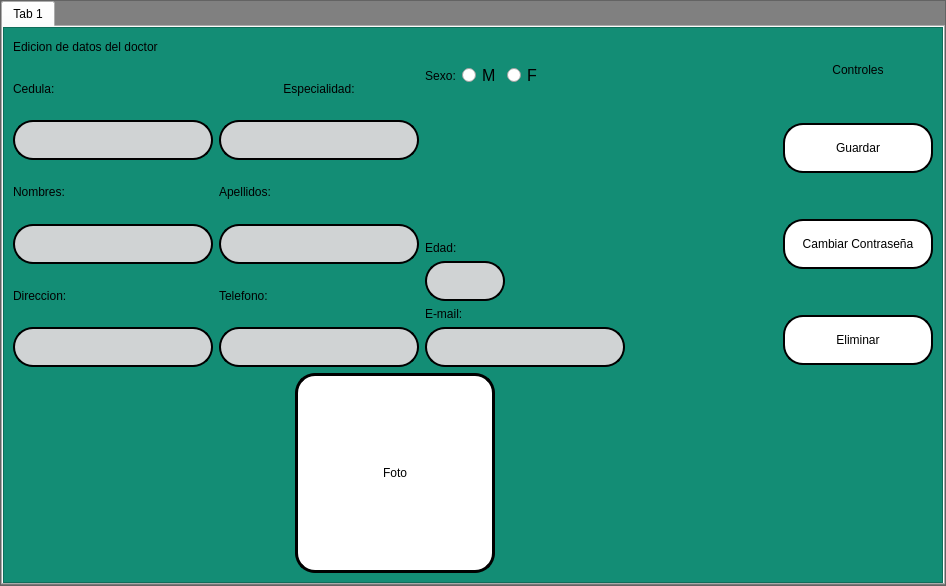
This is interfaces/edicion.ui in Reinaldito04/App-Consultas-y-Historias-Medicas as Qt 5 draws it before an edit. The edited form follows.
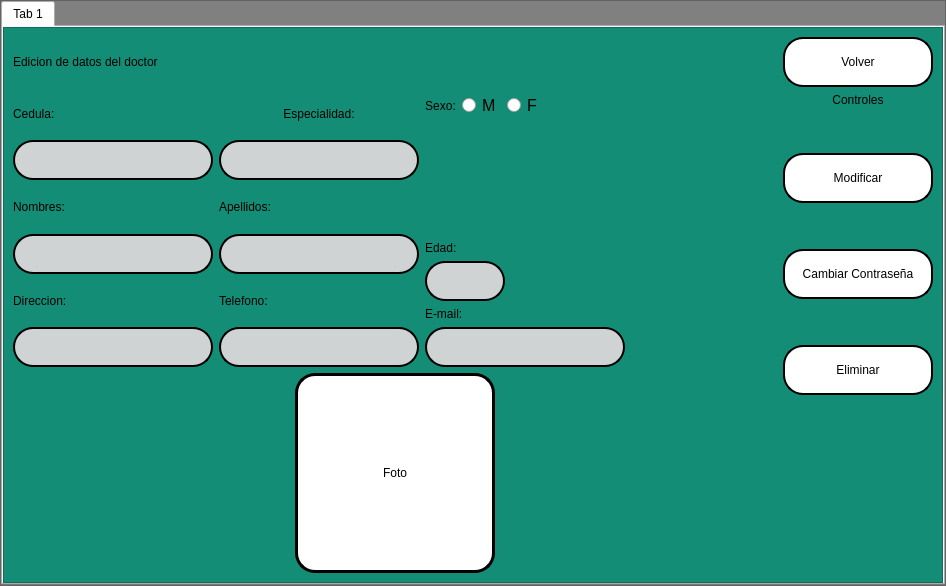
This is the edited form.

Commit message: cambios en modificar data (actualizar cambios )

Patch:
```diff
--- a/interfaces/edicion.ui
+++ b/interfaces/edicion.ui
@@ -146,6 +146,25 @@
                   </property>
                  </spacer>
                 </item>
+                <item>
+                 <widget class="QPushButton" name="btn_back">
+                  <property name="minimumSize">
+                   <size>
+                    <width>150</width>
+                    <height>50</height>
+                   </size>
+                  </property>
+                  <property name="text">
+                   <string>Volver</string>
+                  </property>
+                  <property name="iconSize">
+                   <size>
+                    <width>100</width>
+                    <height>50</height>
+                   </size>
+                  </property>
+                 </widget>
+                </item>
                </layout>
               </item>
               <item>
@@ -583,7 +602,7 @@
                        </size>
                       </property>
                       <property name="text">
-                       <string>Guardar</string>
+                       <string>Modificar</string>
                       </property>
                      </widget>
                     </item>
```
The commit also changes 2 other files.
